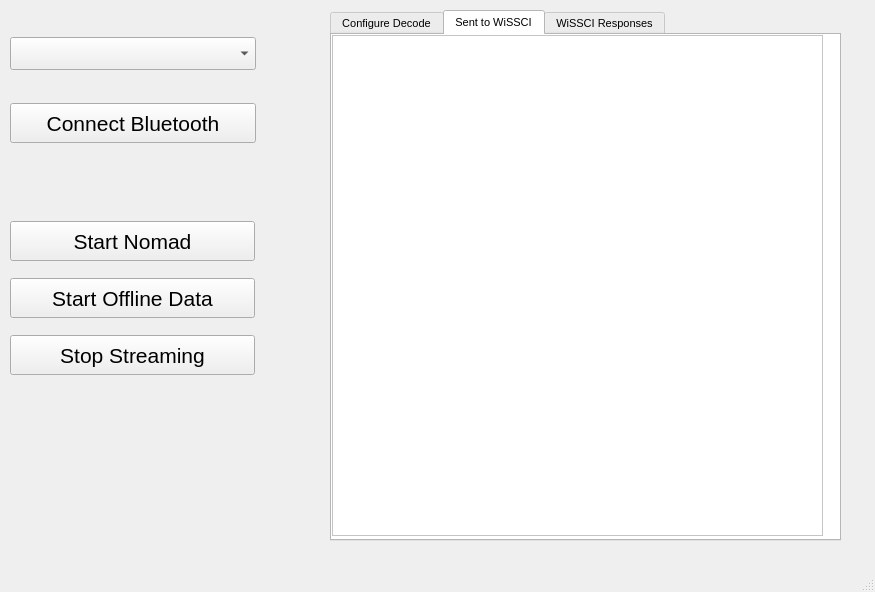
This is WiSSCI.ui in woodjosh/WiSSCI-GUI as Qt 5 draws it before an edit. The edited form follows.
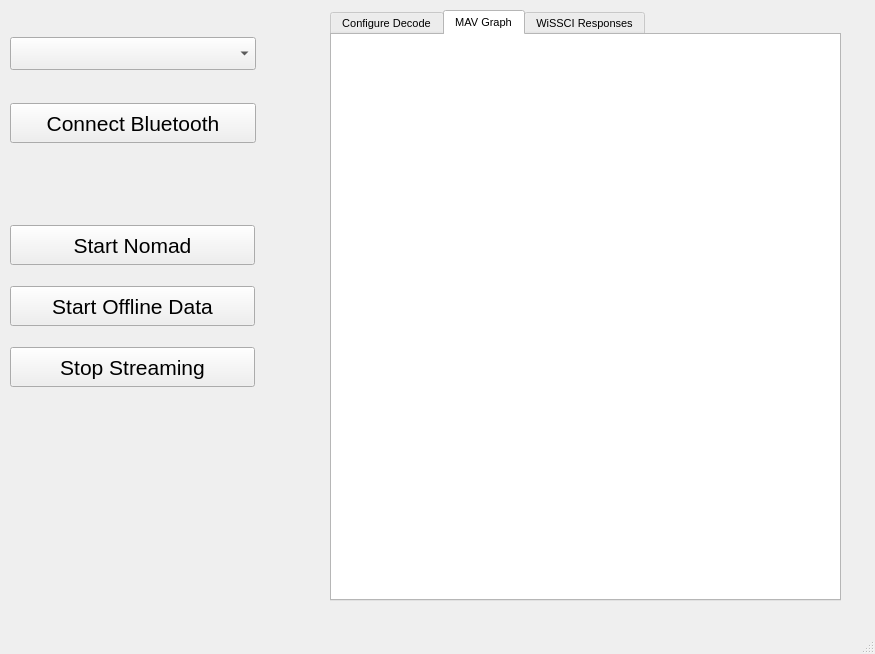
This is the edited form. The open tabs and pages were chosen to show the change. Icons and pictures are not drawn. Custom widgets are drawn as their Qt base class.

Commit message: Fixed nomad streaming structure (hopefully it works now). Added capability to plot mav data in the GUI.

```diff
--- a/WiSSCI.ui
+++ b/WiSSCI.ui
@@ -7,7 +7,7 @@
     <x>0</x>
     <y>0</y>
     <width>875</width>
-    <height>592</height>
+    <height>654</height>
    </rect>
   </property>
   <property name="font">
@@ -38,7 +38,7 @@
       <x>330</x>
       <y>10</y>
       <width>511</width>
-      <height>531</height>
+      <height>591</height>
      </rect>
     </property>
     <property name="palette">
@@ -489,7 +489,7 @@
     <property name="tabBarAutoHide">
      <bool>false</bool>
     </property>
-    <widget class="QWidget" name="DecodeTab">
+    <widget class="QWidget" name="Configure_Tab">
      <attribute name="title">
       <string>Configure Decode</string>
      </attribute>
@@ -854,17 +854,55 @@
     </widget>
     <widget class="QWidget" name="NomadTab">
      <attribute name="title">
-      <string>Sent to WiSSCI</string>
+      <string>MAV Graph</string>
      </attribute>
-     <widget class="QTextBrowser" name="Sent_WiSSCI_text">
+     <widget class="QWidget" name="verticalLayoutWidget">
       <property name="geometry">
        <rect>
         <x>0</x>
         <y>0</y>
-        <width>491</width>
-        <height>501</height>
+        <width>501</width>
+        <height>561</height>
        </rect>
       </property>
+      <layout class="QVBoxLayout" name="Plot_Layout">
+       <item>
+        <widget class="PlotWidget" name="Ch01_Plot" native="true"/>
+       </item>
+       <item>
+        <widget class="PlotWidget" name="Ch02_Plot" native="true"/>
+       </item>
+       <item>
+        <widget class="PlotWidget" name="Ch03_Plot" native="true"/>
+       </item>
+       <item>
+        <widget class="PlotWidget" name="Ch04_Plot" native="true"/>
+       </item>
+       <item>
+        <widget class="PlotWidget" name="Ch05_Plot" native="true"/>
+       </item>
+       <item>
+        <widget class="PlotWidget" name="Ch06_Plot" native="true"/>
+       </item>
+       <item>
+        <widget class="PlotWidget" name="Ch07_Plot" native="true"/>
+       </item>
+       <item>
+        <widget class="PlotWidget" name="Ch08_Plot" native="true"/>
+       </item>
+       <item>
+        <widget class="PlotWidget" name="Ch09_Plot" native="true"/>
+       </item>
+       <item>
+        <widget class="PlotWidget" name="Ch10_Plot" native="true"/>
+       </item>
+       <item>
+        <widget class="PlotWidget" name="Ch11_Plot" native="true"/>
+       </item>
+       <item>
+        <widget class="PlotWidget" name="Ch12_Plot" native="true"/>
+       </item>
+      </layout>
      </widget>
     </widget>
     <widget class="QWidget" name="DecodeTab">
@@ -956,7 +994,7 @@
       <x>10</x>
       <y>210</y>
       <width>311</width>
-      <height>176</height>
+      <height>193</height>
      </rect>
     </property>
     <layout class="QGridLayout" name="DataSrcGrid">
@@ -1092,6 +1130,14 @@
    </property>
   </widget>
  </widget>
+ <customwidgets>
+  <customwidget>
+   <class>PlotWidget</class>
+   <extends>QWidget</extends>
+   <header>pyqtgraph</header>
+   <container>1</container>
+  </customwidget>
+ </customwidgets>
  <resources/>
  <connections/>
 </ui>
```
Left out of the diff: 54 changed lines with no effect on the pictures. The commit also changes 6 other files.
